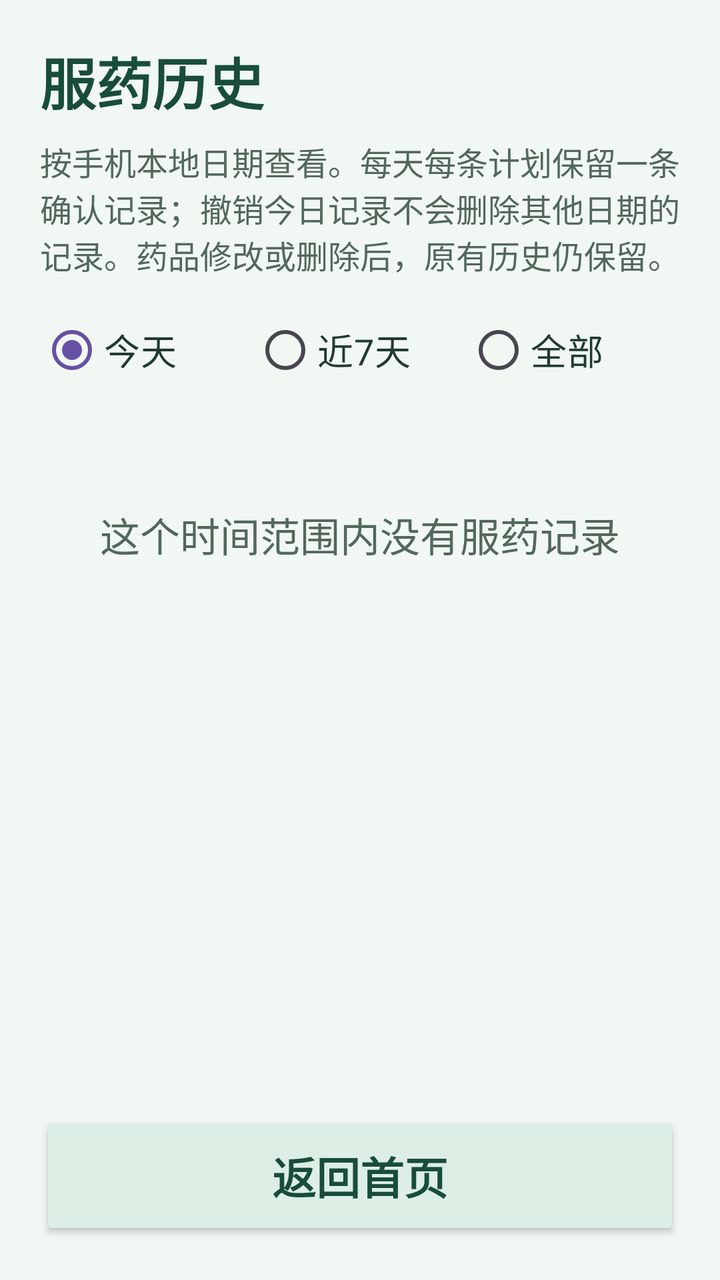
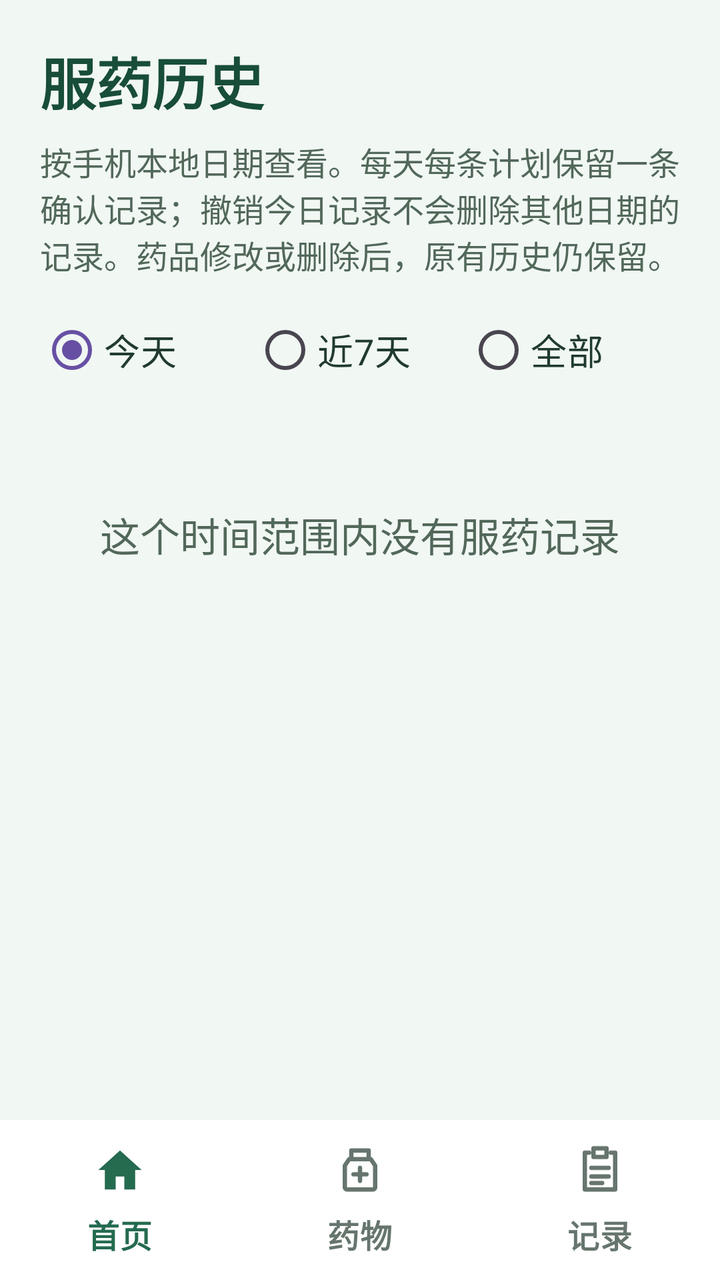

Screens rendered from an Android XML layout before and after an edit, with the pre-edit source and the edit as a unified diff.
<!-- AndroidManifest.xml: application theme Theme.MedicineReminder -->
<!-- res/layout/activity_medicine_history.xml -->
<?xml version="1.0" encoding="utf-8"?>
<LinearLayout xmlns:android="http://schemas.android.com/apk/res/android"
    android:id="@+id/main" android:layout_width="match_parent" android:layout_height="match_parent"
    android:orientation="vertical" android:background="#F1F7F3">
    <LinearLayout android:layout_width="match_parent" android:layout_height="match_parent"
        android:orientation="vertical" android:padding="20dp">
        <TextView android:layout_width="match_parent" android:layout_height="wrap_content"
            android:text="@string/history_title" android:textColor="#174D39" android:textSize="28sp" android:textStyle="bold" />
        <TextView android:layout_width="match_parent" android:layout_height="wrap_content"
            android:layout_marginTop="8dp" android:text="@string/history_help" android:textColor="#52685A" android:textSize="16sp" />
        <RadioGroup android:id="@+id/rgHistoryRange" android:layout_width="match_parent"
            android:layout_height="wrap_content" android:orientation="horizontal"
            android:checkedButton="@id/rbHistoryToday" android:layout_marginTop="12dp">
            <RadioButton android:id="@+id/rbHistoryToday" android:layout_width="0dp"
                android:layout_height="wrap_content" android:layout_weight="1" android:minHeight="48dp"
                android:text="@string/history_today" android:textSize="18sp" android:textColor="#203B2E" />
            <RadioButton android:id="@+id/rbHistoryWeek" android:layout_width="0dp"
                android:layout_height="wrap_content" android:layout_weight="1" android:minHeight="48dp"
                android:text="@string/history_week" android:textSize="18sp" android:textColor="#203B2E" />
            <RadioButton android:id="@+id/rbHistoryAll" android:layout_width="0dp"
                android:layout_height="wrap_content" android:layout_weight="1" android:minHeight="48dp"
                android:text="@string/history_all" android:textSize="18sp" android:textColor="#203B2E" />
        </RadioGroup>
        <TextView android:id="@+id/tvHistoryCount" android:layout_width="match_parent"
            android:layout_height="wrap_content" android:textSize="16sp" android:textColor="#52685A"
            android:accessibilityLiveRegion="polite" />
        <FrameLayout android:layout_width="match_parent" android:layout_height="0dp"
            android:layout_weight="1" android:layout_marginTop="12dp">
            <ListView android:id="@+id/lvHistory" android:layout_width="match_parent"
                android:layout_height="match_parent" android:divider="@android:color/transparent" android:dividerHeight="12dp" />
            <TextView android:id="@+id/tvHistoryEmpty" android:layout_width="match_parent"
                android:layout_height="wrap_content" android:padding="20dp" android:gravity="center"
                android:text="@string/history_empty" android:textSize="20sp" android:textColor="#52685A" />
        </FrameLayout>
        <Button android:id="@+id/btnHistoryBack" style="@style/MedicineSecondaryButton"
            android:layout_width="match_parent" android:layout_height="wrap_content" android:text="@string/history_back" />
    </LinearLayout>
</LinearLayout>
<!-- resources referenced by this layout -->
<resources>
  <string name="history_all">全部</string>
  <string name="history_back">返回首页</string>
  <string name="history_empty">这个时间范围内没有服药记录</string>
  <string name="history_help">按手机本地日期查看。每天每条计划保留一条确认记录；撤销今日记录不会删除其他日期的记录。药品修改或删除后，原有历史仍保留。</string>
  <string name="history_title">服药历史</string>
  <string name="history_today">今天</string>
  <string name="history_week">近7天</string>
  <style name="MedicineSecondaryButton" parent="MedicinePrimaryButton">
          <item name="android:textColor">#174D39</item>
          <item name="backgroundTint">#DDEEE4</item>
          <item name="android:backgroundTint">#DDEEE4</item>
      </style>
  <style name="Theme.MedicineReminder" parent="Base.Theme.MedicineReminder" />
  <style name="MedicinePrimaryButton" parent="Widget.AppCompat.Button">
          <item name="android:textSize">22sp</item>
          <item name="android:textStyle">bold</item>
          <item name="android:textColor">#FFFFFF</item>
          <item name="android:textAllCaps">false</item>
          <item name="android:minHeight">60dp</item>
          <item name="android:padding">12dp</item>
          <item name="backgroundTint">#246B50</item>
          <item name="android:backgroundTint">#246B50</item>
      </style>
  <style name="Base.Theme.MedicineReminder" parent="Theme.Material3.DayNight.NoActionBar">
          
          
      </style>
</resources>

<!-- the commit's change to res/layout/activity_medicine_history.xml (unified diff, before → after) -->
@@ -1,38 +1,27 @@
-<?xml version="1.0" encoding="utf-8"?>
-<LinearLayout xmlns:android="http://schemas.android.com/apk/res/android"
-    android:id="@+id/main" android:layout_width="match_parent" android:layout_height="match_parent"
-    android:orientation="vertical" android:background="#F1F7F3">
-    <LinearLayout android:layout_width="match_parent" android:layout_height="match_parent"
-        android:orientation="vertical" android:padding="20dp">
-        <TextView android:layout_width="match_parent" android:layout_height="wrap_content"
-            android:text="@string/history_title" android:textColor="#174D39" android:textSize="28sp" android:textStyle="bold" />
-        <TextView android:layout_width="match_parent" android:layout_height="wrap_content"
-            android:layout_marginTop="8dp" android:text="@string/history_help" android:textColor="#52685A" android:textSize="16sp" />
-        <RadioGroup android:id="@+id/rgHistoryRange" android:layout_width="match_parent"
-            android:layout_height="wrap_content" android:orientation="horizontal"
-            android:checkedButton="@id/rbHistoryToday" android:layout_marginTop="12dp">
-            <RadioButton android:id="@+id/rbHistoryToday" android:layout_width="0dp"
-                android:layout_height="wrap_content" android:layout_weight="1" android:minHeight="48dp"
-                android:text="@string/history_today" android:textSize="18sp" android:textColor="#203B2E" />
-            <RadioButton android:id="@+id/rbHistoryWeek" android:layout_width="0dp"
-                android:layout_height="wrap_content" android:layout_weight="1" android:minHeight="48dp"
-                android:text="@string/history_week" android:textSize="18sp" android:textColor="#203B2E" />
-            <RadioButton android:id="@+id/rbHistoryAll" android:layout_width="0dp"
-                android:layout_height="wrap_content" android:layout_weight="1" android:minHeight="48dp"
-                android:text="@string/history_all" android:textSize="18sp" android:textColor="#203B2E" />
-        </RadioGroup>
-        <TextView android:id="@+id/tvHistoryCount" android:layout_width="match_parent"
-            android:layout_height="wrap_content" android:textSize="16sp" android:textColor="#52685A"
-            android:accessibilityLiveRegion="polite" />
-        <FrameLayout android:layout_width="match_parent" android:layout_height="0dp"
-            android:layout_weight="1" android:layout_marginTop="12dp">
-            <ListView android:id="@+id/lvHistory" android:layout_width="match_parent"
-                android:layout_height="match_parent" android:divider="@android:color/transparent" android:dividerHeight="12dp" />
-            <TextView android:id="@+id/tvHistoryEmpty" android:layout_width="match_parent"
-                android:layout_height="wrap_content" android:padding="20dp" android:gravity="center"
-                android:text="@string/history_empty" android:textSize="20sp" android:textColor="#52685A" />
-        </FrameLayout>
-        <Button android:id="@+id/btnHistoryBack" style="@style/MedicineSecondaryButton"
-            android:layout_width="match_parent" android:layout_height="wrap_content" android:text="@string/history_back" />
-    </LinearLayout>
+<LinearLayout xmlns:android="http://schemas.android.com/apk/res/android" android:id="@+id/main" android:layout_width="match_parent" android:layout_height="match_parent" android:orientation="vertical" android:background="#F1F7F3">
+  <LinearLayout android:layout_width="match_parent" android:layout_height="0dp" android:orientation="vertical" android:padding="20dp" android:layout_weight="1">
+    <TextView android:layout_width="match_parent" android:layout_height="wrap_content" android:text="@string/history_title" android:textColor="#174D39" android:textSize="28sp" android:textStyle="bold" />
+    <TextView android:layout_width="match_parent" android:layout_height="wrap_content" android:layout_marginTop="8dp" android:text="@string/history_help" android:textColor="#52685A" android:textSize="16sp" />
+    <RadioGroup android:id="@+id/rgHistoryRange" android:layout_width="match_parent" android:layout_height="wrap_content" android:orientation="horizontal" android:checkedButton="@id/rbHistoryToday" android:layout_marginTop="12dp">
+      <RadioButton android:id="@+id/rbHistoryToday" android:layout_width="0dp" android:layout_height="wrap_content" android:layout_weight="1" android:minHeight="48dp" android:text="@string/history_today" android:textSize="18sp" android:textColor="#203B2E" />
+      <RadioButton android:id="@+id/rbHistoryWeek" android:layout_width="0dp" android:layout_height="wrap_content" android:layout_weight="1" android:minHeight="48dp" android:text="@string/history_week" android:textSize="18sp" android:textColor="#203B2E" />
+      <RadioButton android:id="@+id/rbHistoryAll" android:layout_width="0dp" android:layout_height="wrap_content" android:layout_weight="1" android:minHeight="48dp" android:text="@string/history_all" android:textSize="18sp" android:textColor="#203B2E" />
+    </RadioGroup>
+    <TextView android:id="@+id/tvHistoryCount" android:layout_width="match_parent" android:layout_height="wrap_content" android:textSize="16sp" android:textColor="#52685A" android:accessibilityLiveRegion="polite" />
+    <FrameLayout android:layout_width="match_parent" android:layout_height="0dp" android:layout_weight="1" android:layout_marginTop="12dp">
+      <ListView android:id="@+id/lvHistory" android:layout_width="match_parent" android:layout_height="match_parent" android:divider="@android:color/transparent" android:dividerHeight="12dp" />
+      <TextView android:id="@+id/tvHistoryEmpty" android:layout_width="match_parent" android:layout_height="wrap_content" android:padding="20dp" android:gravity="center" android:text="@string/history_empty" android:textSize="20sp" android:textColor="#52685A" />
+    </FrameLayout>
+    <Button android:id="@+id/btnHistoryBack" android:layout_width="match_parent" android:layout_height="wrap_content" android:text="@string/history_back" android:visibility="gone" style="@style/MedicineSecondaryButton" />
+  </LinearLayout>
+  <include layout="@layout/view_bottom_navigation" />
 </LinearLayout>
+<!-- res/layout/view_bottom_navigation.xml (included above) -->
+<com.google.android.material.bottomnavigation.BottomNavigationView
+xmlns:android="http://schemas.android.com/apk/res/android" xmlns:app="http://schemas.android.com/apk/res-auto"
+android:id="@+id/bottomNavigation" android:layout_width="match_parent" android:layout_height="wrap_content"
+android:minHeight="80dp" android:background="#FFFFFF" android:elevation="8dp"
+app:menu="@menu/menu_bottom_navigation" app:labelVisibilityMode="labeled" app:itemHorizontalTranslationEnabled="false"
+app:itemIconSize="26dp" app:itemIconTint="@color/navigation_item_color" app:itemTextColor="@color/navigation_item_color"
+app:itemTextAppearanceActive="@style/MedicineNavigationLabel" app:itemTextAppearanceInactive="@style/MedicineNavigationLabel"
+app:itemRippleColor="#DDEEE4" />
<!-- resource entries referenced after the edit -->
@@ -7,6 +7,8 @@
   <string name="history_title">服药历史</string>
   <string name="history_today">今天</string>
   <string name="history_week">近7天</string>
+  <style name="MedicineNavigationLabel" parent="TextAppearance.MaterialComponents.Caption">
+  <item name="android:textSize">16sp</item><item name="android:textStyle">bold</item></style>
   <style name="MedicineSecondaryButton" parent="MedicinePrimaryButton">
           <item name="android:textColor">#174D39</item>
           <item name="backgroundTint">#DDEEE4</item>
